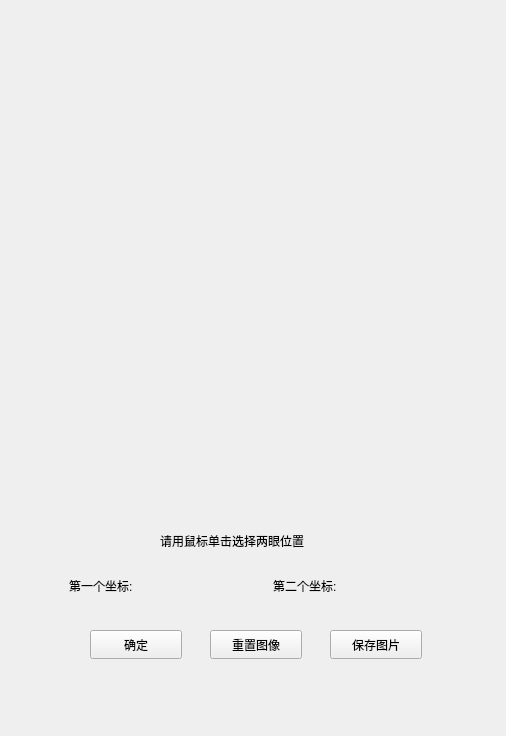
Before: the Qt Designer form ImageWithUI/eye.ui in Obj4ct/ImageWithUI, drawn with Qt 5.
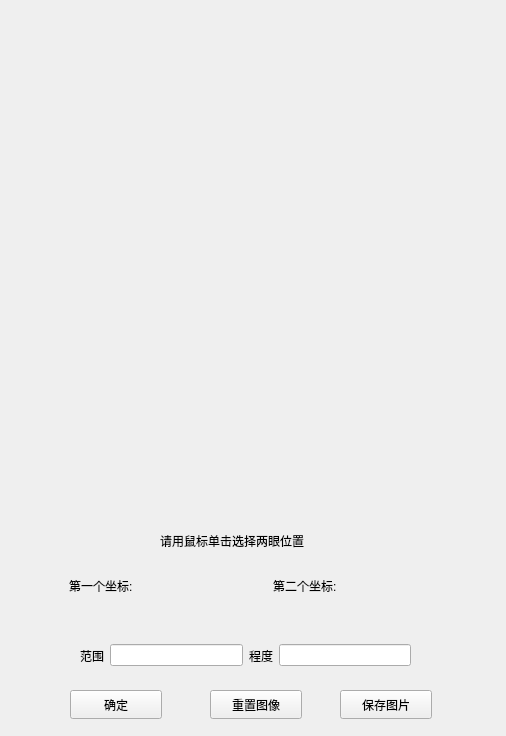
After: the same form once the commit is applied.

Commit message: 现在用户可以自由设置眼部的液化范围和程度 添加了一张测试图片

What changed in the file:
```diff
--- a/ImageWithUI/eye.ui
+++ b/ImageWithUI/eye.ui
@@ -54,8 +54,8 @@
   <widget class="QPushButton" name="btn_save">
    <property name="geometry">
     <rect>
-     <x>330</x>
-     <y>630</y>
+     <x>340</x>
+     <y>690</y>
      <width>92</width>
      <height>29</height>
     </rect>
@@ -107,8 +107,8 @@
   <widget class="QPushButton" name="btn_ok">
    <property name="geometry">
     <rect>
-     <x>90</x>
-     <y>630</y>
+     <x>70</x>
+     <y>690</y>
      <width>92</width>
      <height>29</height>
     </rect>
@@ -121,7 +121,7 @@
    <property name="geometry">
     <rect>
      <x>210</x>
-     <y>630</y>
+     <y>690</y>
      <width>92</width>
      <height>29</height>
     </rect>
@@ -130,6 +130,38 @@
     <string>重置图像</string>
    </property>
   </widget>
+  <widget class="QWidget" name="widget_2" native="true">
+   <property name="geometry">
+    <rect>
+     <x>80</x>
+     <y>630</y>
+     <width>331</width>
+     <height>51</height>
+    </rect>
+   </property>
+   <layout class="QHBoxLayout" name="horizontalLayout_2">
+    <item>
+     <widget class="QLabel" name="label_4">
+      <property name="text">
+       <string>范围</string>
+      </property>
+     </widget>
+    </item>
+    <item>
+     <widget class="QLineEdit" name="lineEdit_range"/>
+    </item>
+    <item>
+     <widget class="QLabel" name="label_5">
+      <property name="text">
+       <string>程度</string>
+      </property>
+     </widget>
+    </item>
+    <item>
+     <widget class="QLineEdit" name="lineEdit_increase"/>
+    </item>
+   </layout>
+  </widget>
  </widget>
  <resources/>
  <connections/>
```
The commit also changes 5 other files.
